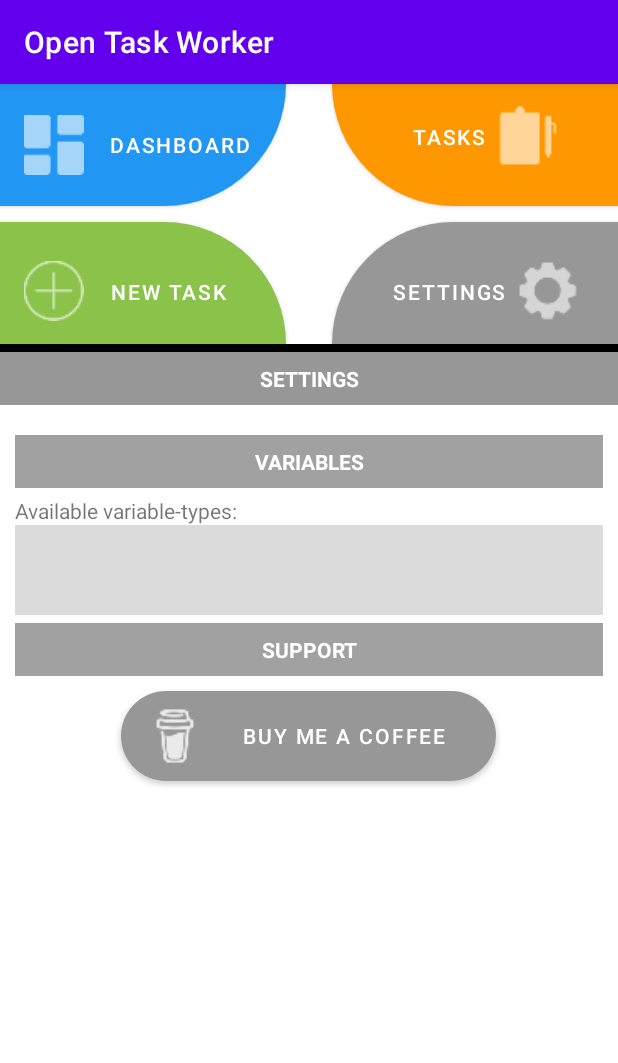
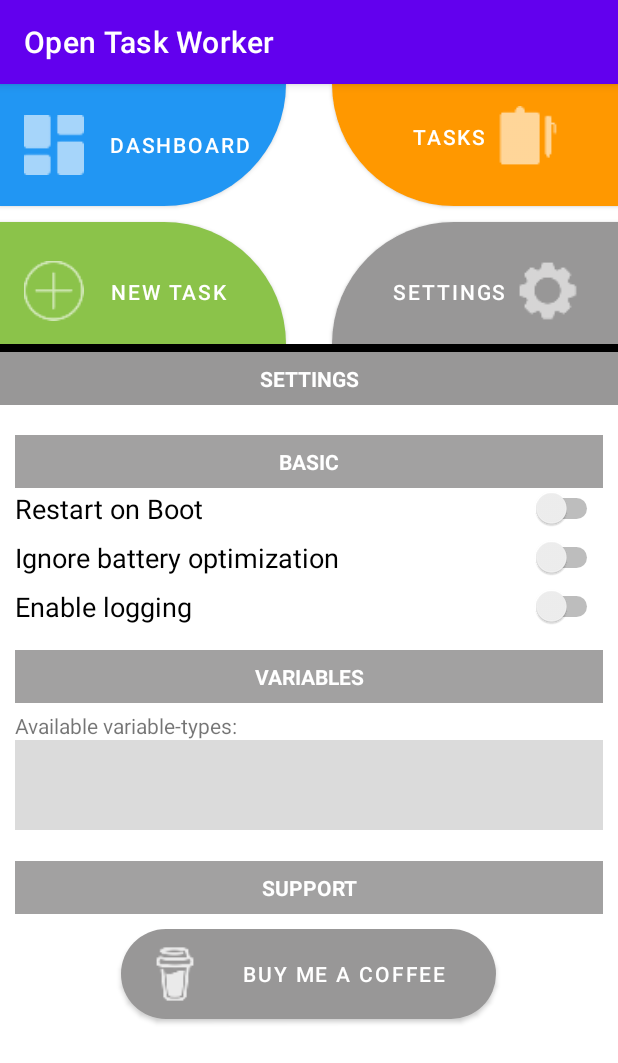
Before and after one commit to errag/opentaskworker, an Android app: the screen it shows after launch (MainActivity), after a tap on "SETTINGS", on a phone screen of 412 x 824 dp. Shown: the top 1063 px of the screen. Run offline under Robolectric (Android 15) with nearby library versions, the phone set to English and light mode, and no system bars; 1 statement that could not run was skipped; 3 other taps on this screen came first.

Commit message:
Background Service running if app is killes
settings for battery, boot and logging

switch to turn un and off service

singleton init fix

```diff
--- a/app/src/main/AndroidManifest.xml
+++ b/app/src/main/AndroidManifest.xml
@@ -17,7 +17,7 @@
             </intent-filter>
         </activity>
 
-        <service android:name="com.errag.models.OTWService" android:enabled="true" />
+        <service android:name=".OTWService" android:enabled="true" />
 
         <receiver
             android:name=".RestartBroadcastReceiver"
@@ -40,6 +40,8 @@
     <uses-permission android:name="android.permission.WRITE_SETTINGS"
         tools:ignore="ProtectedPermissions" />
 
+    <uses-permission  android:name="android.permission.REQUEST_IGNORE_BATTERY_OPTIMIZATIONS"/>
+
     <uses-permission android:name="android.permission.ACCESS_NETWORK_STATE" />
 
     <uses-permission android:name="android.permission.READ_PHONE_STATE" />
--- a/app/src/main/java/com/errag/gui/ContentHandler.java
+++ b/app/src/main/java/com/errag/gui/ContentHandler.java
@@ -19,8 +19,7 @@ public class ContentHandler {
     }
 
     public static ContentHandler createInstance(GuiAction _guiAction) {
-        if(contentHandler == null)
-            contentHandler = new ContentHandler(_guiAction);
+        contentHandler = new ContentHandler(_guiAction);
 
         return contentHandler;
     }
--- a/app/src/main/java/com/errag/gui/ContentSettings.java
+++ b/app/src/main/java/com/errag/gui/ContentSettings.java
@@ -5,26 +5,36 @@ import android.net.Uri;
 import android.view.LayoutInflater;
 import android.view.View;
 import android.widget.Button;
+import android.widget.CompoundButton;
 import android.widget.HorizontalScrollView;
 import android.widget.ImageView;
 import android.widget.LinearLayout;
+import android.widget.Switch;
 import android.widget.TextView;
 
 import com.errag.models.Parameter;
 import com.errag.models.SelectionViewItem;
 import com.errag.models.Variable;
+import com.errag.opentaskworker.PermissionController;
 import com.errag.opentaskworker.R;
 
-public class ContentSettings extends ContentElement implements View.OnClickListener {
+import java.io.IOException;
+
+public class ContentSettings extends ContentElement implements View.OnClickListener, CompoundButton.OnCheckedChangeListener {
     public ContentSettings(LinearLayout _layout) {
         super(_layout);
     }
+
+    private final static String SETTING_RESTART_ON_BOOT = "SETTING_RESTART_ON_BOOT";
+    private final static String SETTING_ENABLE_LOGGING= "SETTING_ENABLE_LOGGING";
 
     private HorizontalScrollView viewVariablesList = null;
     private LinearLayout viewVariablesLayout = null;
     private LinearLayout viewLayoutVariables = null;
     private Button buttonBuyMeACoffee = null;
-
+    private Switch switchBoot = null;
+    private Switch switchAkku = null;
+    private Switch switchLogging = null;
 
     @Override
     protected void doInit() {
@@ -34,6 +44,14 @@ public class ContentSettings extends ContentElement implements View.OnClickListe
                 viewVariablesLayout = (LinearLayout) viewVariablesList.getChildAt(0);
                 viewLayoutVariables = (LinearLayout) this.guiAction.getActivity().findViewById(R.id.layoutSettingsVariables);
 
+                switchBoot = (Switch)this.guiAction.getActivity().findViewById(R.id.switchSettingRestart);
+                switchAkku = (Switch)this.guiAction.getActivity().findViewById(R.id.switchSettingAkku);
+                switchLogging = (Switch)this.guiAction.getActivity().findViewById(R.id.switchSettingLogging);
+
+                switchBoot.setOnCheckedChangeListener(this);
+                switchAkku.setOnCheckedChangeListener(this);
+                switchLogging.setOnCheckedChangeListener(this);
+
                 buttonBuyMeACoffee = (Button)this.guiAction.getActivity().findViewById(R.id.buttonSettingsCoffee);
                 buttonBuyMeACoffee.setOnClickListener(v -> {
                     Intent intent = new Intent(Intent.ACTION_VIEW);
@@ -42,14 +60,40 @@ public class ContentSettings extends ContentElement implements View.OnClickListe
                 });
             }
 
-            SelectionViewItem[] availableVariables = this.guiAction.getTaskController().getAvailableVariables();
-            generateSelectionView(viewVariablesList, viewVariablesLayout, availableVariables, this, true);
-
-            refreshVariablesView();
-
         } catch (Exception ex) {
             this.guiAction.showMessage(ex.getMessage());
         }
+    }
+
+    @Override
+    public void updateUI() {
+        try {
+            updateSettings();
+            updateVariables();
+        } catch(Exception ex) {
+            this.guiAction.showMessage(ex.getMessage());
+        }
+    }
+
+    private void updateVariables() throws ClassNotFoundException, InstantiationException, IllegalAccessException, IOException {
+        SelectionViewItem[] availableVariables = this.guiAction.getTaskController().getAvailableVariables();
+        generateSelectionView(viewVariablesList, viewVariablesLayout, availableVariables, this, true);
+        refreshVariablesView();
+    }
+
+    private void updateSettings() {
+        boolean settingBoot = Boolean.parseBoolean(this.guiAction.getTaskController().getSetting(SETTING_RESTART_ON_BOOT));
+        boolean settingLogging = Boolean.parseBoolean(this.guiAction.getTaskController().getSetting(SETTING_ENABLE_LOGGING));
+        boolean settingAkku = PermissionController.checkForBatteryOptimization(this.guiAction.getActivity());
+
+        if(switchBoot.isChecked() != settingBoot)
+            switchBoot.setChecked(settingBoot);
+
+        if(switchLogging.isChecked() != settingLogging)
+            switchLogging.setChecked(settingLogging);
+
+        if(switchAkku.isChecked() != settingAkku)
+            switchAkku.setChecked(settingAkku);
     }
 
     private void refreshVariablesView() {
@@ -112,14 +156,26 @@ public class ContentSettings extends ContentElement implements View.OnClickListe
     }
 
     @Override
-    public void updateUI() {
-
+    public void onClick(View v) {
+        ParameterDialog parameterDialog = new ParameterDialog(this.guiAction, v);
+        parameterDialog.show();
     }
 
     @Override
-    public void onClick(View v) {
-        ParameterDialog parameterDialog = new ParameterDialog(this.guiAction, v);
-        parameterDialog.show();
+    public void onCheckedChanged(CompoundButton buttonView, boolean isChecked) {
+        String SETTING = null;
+
+        if(buttonView == switchAkku)
+            PermissionController.askForBatteryOptimization(this.guiAction.getActivity());
+        else if(buttonView == switchBoot)
+            SETTING = SETTING_RESTART_ON_BOOT;
+        else if(buttonView == switchLogging)
+            SETTING = SETTING_ENABLE_LOGGING;
+
+        if(SETTING != null)
+            this.guiAction.getTaskController().changeSetting(SETTING, String.valueOf(isChecked));
+
+        updateSettings();
     }
 
     @Override
--- a/app/src/main/java/com/errag/gui/HeaderMenu.java
+++ b/app/src/main/java/com/errag/gui/HeaderMenu.java
@@ -23,8 +23,7 @@ public class HeaderMenu implements View.OnClickListener
     }
 
     public static HeaderMenu createInstance(GuiAction _guiAction) {
-        if(headerMenu == null)
-            headerMenu = new HeaderMenu(_guiAction);
+        headerMenu = new HeaderMenu(_guiAction);
 
         return headerMenu;
     }
--- a/app/src/main/java/com/errag/models/Settings.java
+++ b/app/src/main/java/com/errag/models/Settings.java
@@ -7,6 +7,7 @@ import java.util.TreeMap;
 public class Settings {
     List<Variable> variables = null;
     TreeMap<String, Variable> variablesDictionary = null;
+    TreeMap<String, String> settings = null;
 
     public Settings() {
         this(new ArrayList<>());
@@ -14,6 +15,7 @@ public class Settings {
 
     public Settings(List<Variable> _variables) {
         this.setVariables(_variables);
+        this.settings = new TreeMap<>();
     }
 
     public Variable getVariableByName(String _name) {
@@ -34,6 +36,17 @@ public class Settings {
         }
     }
 
+    public void changeSetting(String _setting, String _value) {
+        if(this.settings.containsKey(_setting))
+            this.settings.remove(_setting);
+
+        this.settings.put(_setting, _value);
+    }
+
+    public String getSetting(String _setting) {
+        return this.settings.get(_setting);
+    }
+
 
     public void setVariables(List<Variable> _variables) {
         this.variables = _variables;
--- a/app/src/main/java/com/errag/opentaskworker/GuiController.java
+++ b/app/src/main/java/com/errag/opentaskworker/GuiController.java
@@ -29,11 +29,14 @@ public class GuiController implements GuiAction {
         this.headerMenu = HeaderMenu.createInstance(this);
         this.contentHandler = ContentHandler.createInstance(this);
         this.taskController = _taskController;
+
+        // load dashboard
+        System.out.println("change menu");
+        this.changeHeaderMenu(null, AC.CHANGE_LAYOUT_DASHBOARD);
     }
 
     public static void initApp(Activity _activity, TaskController _taskController) {
-        if(guiController == null)
-            guiController = new GuiController(_activity, _taskController);
+        guiController = new GuiController(_activity, _taskController);
     }
 
     private void changeHeaderMenu(View target, AC layoutAC) {
--- a/app/src/main/java/com/errag/opentaskworker/MainActivity.java
+++ b/app/src/main/java/com/errag/opentaskworker/MainActivity.java
@@ -1,61 +1,79 @@
 package com.errag.opentaskworker;
 
-import androidx.appcompat.app.AlertDialog;
 import androidx.appcompat.app.AppCompatActivity;
-import androidx.core.app.ActivityCompat;
 
-import android.Manifest;
+import android.app.ActivityManager;
 import android.content.Context;
-import android.content.DialogInterface;
 import android.content.Intent;
-import android.net.Uri;
-import android.net.wifi.WifiManager;
-import android.os.Build;
 import android.os.Bundle;
-import android.provider.Settings;
-
-import com.errag.models.OTWService;
-import com.errag.models.TimerObject;
-import com.errag.opentaskworker.R;
-
-import java.util.ArrayList;
 
 public class MainActivity extends AppCompatActivity {
 
-    Intent otwIntent = null;
-    private OTWService otwService = null;
-    Context context = null;
+    private static Intent otwIntent = null;
+    private static OTWService otwService = null;
+    private static Context context = null;
 
     @Override
     protected void onCreate(Bundle savedInstanceState) {
         super.onCreate(savedInstanceState);
         setContentView(R.layout.activity_main);
-
         try {
-            this.context = this;
+            context = this;
 
             TaskController taskController = TaskController.createInstance(this);
             GuiController.initApp(this, taskController);
 
-            otwService = new OTWService();
-            otwIntent = new Intent(getContext(), otwService.getClass());
-
-            if (!OTWService.isRunning(getContext()))
-                startService(otwIntent);
+            System.out.println(">>> " + isServiceRunning());
         } catch(Exception ex) {
             ex.printStackTrace();
         }
     }
 
     @Override
-    protected void onDestroy() {Intent broadcastIntent = new Intent();
+    protected void onDestroy() {
+        Intent broadcastIntent = new Intent();
         broadcastIntent.setAction("otw.service.restart");
         broadcastIntent.setClass(this, RestartBroadcastReceiver.class);
         this.sendBroadcast(broadcastIntent);
         super.onDestroy();
     }
 
-    private Context getContext() {
-        return this.context;
+    /*
+     *      STATIC SERVICE FUNCTIONS
+     */
+
+    public static void startService() {
+        otwService = new OTWService();
+        otwIntent = new Intent(getContext(), otwService.getClass());
+
+        if (!isServiceRunning()) {
+            OTWService.RESTART = true;
+            getContext().startService(otwIntent);
+        }
+    }
+
+    public static void stopService() {
+        if (isServiceRunning()) {
+            OTWService.RESTART = false;
+            getContext().stopService(new Intent(getContext(), OTWService.class));
+        }
+    }
+
+    private static Context getContext() {
+        return context;
+    }
+
+    public static boolean isServiceRunning() {
+        Class<?> serviceClass = OTWService.class;
+        Context context = getContext();
+
+        ActivityManager manager = (ActivityManager)context.getSystemService(Context.ACTIVITY_SERVICE);
+
+        for (ActivityManager.RunningServiceInfo service : manager.getRunningServices(Integer.MAX_VALUE)) {
+            if (serviceClass.getName().equals(service.service.getClassName()))
+                return true;
+        }
+
+        return false;
     }
 }
--- a/app/src/main/java/com/errag/models/OTWService.java
+++ b/app/src/main/java/com/errag/opentaskworker/OTWService.java
@@ -1,17 +1,15 @@
-package com.errag.models;
+package com.errag.opentaskworker;
 
 import android.app.ActivityManager;
-import android.app.Notification;
 import android.app.Service;
 import android.content.Context;
 import android.content.Intent;
-import android.os.Build;
 import android.os.IBinder;
 import android.util.Log;
 
 import androidx.annotation.Nullable;
 
-import com.errag.opentaskworker.TaskController;
+import com.errag.models.Task;
 
 import java.util.Timer;
 import java.util.TimerTask;
@@ -20,6 +18,8 @@ public class OTWService extends Service {
 
     private static TaskController taskController = null;
 
+    public static boolean RESTART = false;
+
     @Nullable
     @Override
     public IBinder onBind(Intent intent) {
@@ -27,13 +27,6 @@ public class OTWService extends Service {
     }
 
     public OTWService() {
-        /*if (Build.VERSION.SDK_INT > Build.VERSION_CODES.O)
-            customStartForeground();
-        else*/
-        //    startForeground(1, new Notification());
-    }
-
-    private void customStartForeground() {
 
     }
 
@@ -42,40 +35,32 @@ public class OTWService extends Service {
         super.onStartCommand(intent, flags, startId);
 
         taskController = TaskController.getInstance();
-
-        for(Task task : taskController.getTasks())
-            task.registrateRecever(this);
-
-        startTimer();
+        this.registrateTasks();
 
         return START_STICKY;
     }
 
     @Override
     public void onDestroy() {
+        this.unregistrateTasks();
+
+        Intent broadcastIntent = new Intent(this, OTWService.class);
+        broadcastIntent.setAction("otw.service.restart");
+        broadcastIntent.setClass(this, RestartBroadcastReceiver.class);
+        this.sendBroadcast(broadcastIntent);
+
+        System.out.println("DESTROY");
         super.onDestroy();
+    }
 
+    private void registrateTasks() {
+        for(Task task : taskController.getTasks())
+            task.registrateRecever(this);
+    }
+
+    private void unregistrateTasks() {
         for(Task task : taskController.getTasks())
             task.unregistrateReceiver(this);
-
-        Intent broadcastIntent = new Intent(this, OTWService.class);
-        sendBroadcast(broadcastIntent);
-        stoptimertask();
-
-        System.out.println("DESTROY");
-    }
-
-    public static boolean isRunning(Context context) {
-        Class<?> serviceClass = OTWService.class;
-
-        ActivityManager manager = (ActivityManager)context.getSystemService(Context.ACTIVITY_SERVICE);
-
-        for (ActivityManager.RunningServiceInfo service : manager.getRunningServices(Integer.MAX_VALUE)) {
-            if (serviceClass.getName().equals(service.service.getClassName()))
-                return true;
-        }
-
-        return false;
     }
 
     int counter;
--- a/app/src/main/java/com/errag/opentaskworker/PermissionController.java
+++ b/app/src/main/java/com/errag/opentaskworker/PermissionController.java
@@ -2,9 +2,11 @@ package com.errag.opentaskworker;
 
 import android.Manifest;
 import android.app.Activity;
+import android.content.Context;
 import android.content.Intent;
 import android.content.pm.PackageManager;
 import android.net.Uri;
+import android.os.PowerManager;
 import android.provider.Settings;
 
 import androidx.core.app.ActivityCompat;
@@ -64,6 +66,20 @@ public class PermissionController {
         );
     }
 
+    public static void askForBatteryOptimization(Activity activity) {
+        Intent intent = new Intent();
+        intent.setAction(Settings.ACTION_REQUEST_IGNORE_BATTERY_OPTIMIZATIONS);
+        intent.setData(Uri.parse("package:" + activity.getPackageName()));
+
+        activity.startActivity(intent);
+    }
+
+    public static boolean checkForBatteryOptimization(Activity activity) {
+        PowerManager powerManager = (PowerManager)activity.getSystemService(Context.POWER_SERVICE);
+
+        return powerManager.isIgnoringBatteryOptimizations(activity.getPackageName());
+    }
+
     private static void askForPermission(Activity activity, String[] permission) {
         boolean hasPermission = true;
 
--- a/app/src/main/java/com/errag/opentaskworker/RestartBroadcastReceiver.java
+++ b/app/src/main/java/com/errag/opentaskworker/RestartBroadcastReceiver.java
@@ -3,16 +3,16 @@ package com.errag.opentaskworker;
 import android.content.BroadcastReceiver;
 import android.content.Context;
 import android.content.Intent;
-import android.os.Build;
-
-import com.errag.models.OTWService;
 
 public class RestartBroadcastReceiver extends BroadcastReceiver {
     @Override
     public void onReceive(Context context, Intent intent) {
+        System.out.println("RESTART = " + OTWService.RESTART);
+        if(OTWService.RESTART) {
         /*if (Build.VERSION.SDK_INT > Build.VERSION_CODES.O)
             context.startForegroundService(new Intent(context, OTWService.class));
         else*/
             context.startService(new Intent(context, OTWService.class));
+        }
     }
 }
--- a/app/src/main/res/layout/activity_main.xml
+++ b/app/src/main/res/layout/activity_main.xml
@@ -116,9 +116,13 @@
             android:textColor="#FFFFFF"
             android:textStyle="bold" />
 
+        <ScrollView
+            android:layout_width="match_parent"
+            android:layout_height="match_parent">
+
             <LinearLayout
                 android:layout_width="match_parent"
-            android:layout_height="match_parent"
+                android:layout_height="wrap_content"
                 android:orientation="vertical">
 
                 <LinearLayout
@@ -137,13 +141,50 @@
                     android:layout_marginRight="10dp"
                     android:layout_marginBottom="10dp"
                     android:orientation="vertical"
-                tools:visibility="gone">
+                    tools:visibility="visible">
+
+                    <TextView
+                        android:id="@+id/textSettingHeaderBasic"
+                        android:layout_width="match_parent"
+                        android:layout_height="wrap_content"
+                        android:layout_gravity="center|center_horizontal|center_vertical"
+                        android:height="35dp"
+                        android:alpha="0.90"
+                        android:background="#989797"
+                        android:gravity="center|center_horizontal|center_vertical"
+                        android:text="@string/header_settings_basic"
+                        android:textColor="#FFFFFF"
+                        android:textStyle="bold" />
+
+                    <Switch
+                        android:id="@+id/switchSettingRestart"
+                        android:layout_width="match_parent"
+                        android:layout_height="wrap_content"
+                        android:text="@string/setting_restart"
+                        android:textSize="18dp" />
+
+                    <Switch
+                        android:id="@+id/switchSettingAkku"
+                        android:layout_width="match_parent"
+                        android:layout_height="wrap_content"
+                        android:layout_marginTop="5dp"
+                        android:text="@string/setting_akku"
+                        android:textSize="18dp" />
+
+                    <Switch
+                        android:id="@+id/switchSettingLogging"
+                        android:layout_width="match_parent"
+                        android:layout_height="wrap_content"
+                        android:layout_marginTop="5dp"
+                        android:text="@string/setting_logging"
+                        android:textSize="18dp" />
 
                     <TextView
                         android:id="@+id/textSettingVariablesHeader"
                         android:layout_width="match_parent"
                         android:layout_height="wrap_content"
                         android:layout_gravity="center|center_horizontal|center_vertical"
+                        android:layout_marginTop="15dp"
                         android:height="35dp"
                         android:alpha="0.90"
                         android:background="#989797"
@@ -174,6 +215,7 @@
                         android:id="@+id/layoutSettingsVariables"
                         android:layout_width="match_parent"
                         android:layout_height="match_parent"
+                        android:layout_marginTop="5dp"
                         android:orientation="vertical">
 
                     </LinearLayout>
@@ -183,7 +225,7 @@
                         android:layout_width="match_parent"
                         android:layout_height="wrap_content"
                         android:layout_gravity="center|center_horizontal|center_vertical"
-                    android:layout_marginTop="5dp"
+                        android:layout_marginTop="15dp"
                         android:height="35dp"
                         android:alpha="0.90"
                         android:background="#989797"
@@ -216,7 +258,8 @@
                     android:layout_marginTop="20dp"
                     android:layout_marginRight="10dp"
                     android:layout_marginBottom="10dp"
-                android:orientation="vertical">
+                    android:orientation="vertical"
+                    tools:visibility="gone">
 
                     <TextView
                         android:id="@+id/textDashboardHeaderOverview"
@@ -363,6 +406,7 @@
 
                 </LinearLayout>
             </LinearLayout>
+        </ScrollView>
 
     </LinearLayout>
 
--- a/app/src/main/res/values/strings.xml
+++ b/app/src/main/res/values/strings.xml
@@ -9,6 +9,9 @@
     <string name="new_actions_list">List of available actions:</string>
     <string name="new_actions_selection">Your selected actions:</string>
     <string name="new_task_name">Name of your Task</string>
+    <string name="setting_akku">Ignore battery optimization</string>
+    <string name="setting_logging">Enable logging</string>
+    <string name="setting_restart">Restart on Boot</string>
     <string name="setting_variables">Available variable-types:</string>
     <string name="dialog_parameter_header">Please select your trigger/action:</string>
     <string name="dialog_parameter_button_save">SAVE</string>
@@ -17,6 +20,7 @@
     <string name="dialog_parameter_button_close">CLOSE</string>
     <string name="header_new_trigger">TRIGGER</string>
     <string name="header_new_action">ACTION</string>
+    <string name="header_settings_basic">BASIC</string>
     <string name="header_settings_variables">VARIABLES</string>
     <string name="header_setting_donate">SUPPORT</string>
     <string name="header_dashboard_overview">OVERVIEW</string>
```
Also changed, not shown: app/src/main/java/com/errag/gui/ContentDashboard.java (+10 -5 lines), app/src/main/java/com/errag/opentaskworker/TaskController.java (+14 -53 lines). Lines whose indentation alone changed are shown as unchanged.
